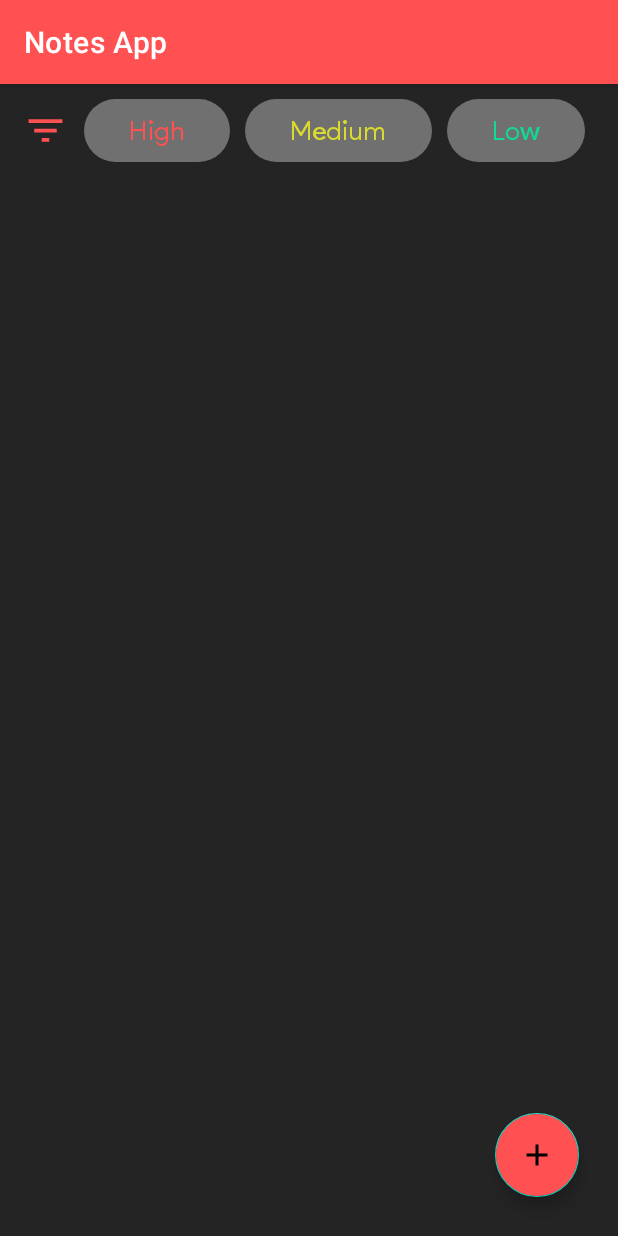
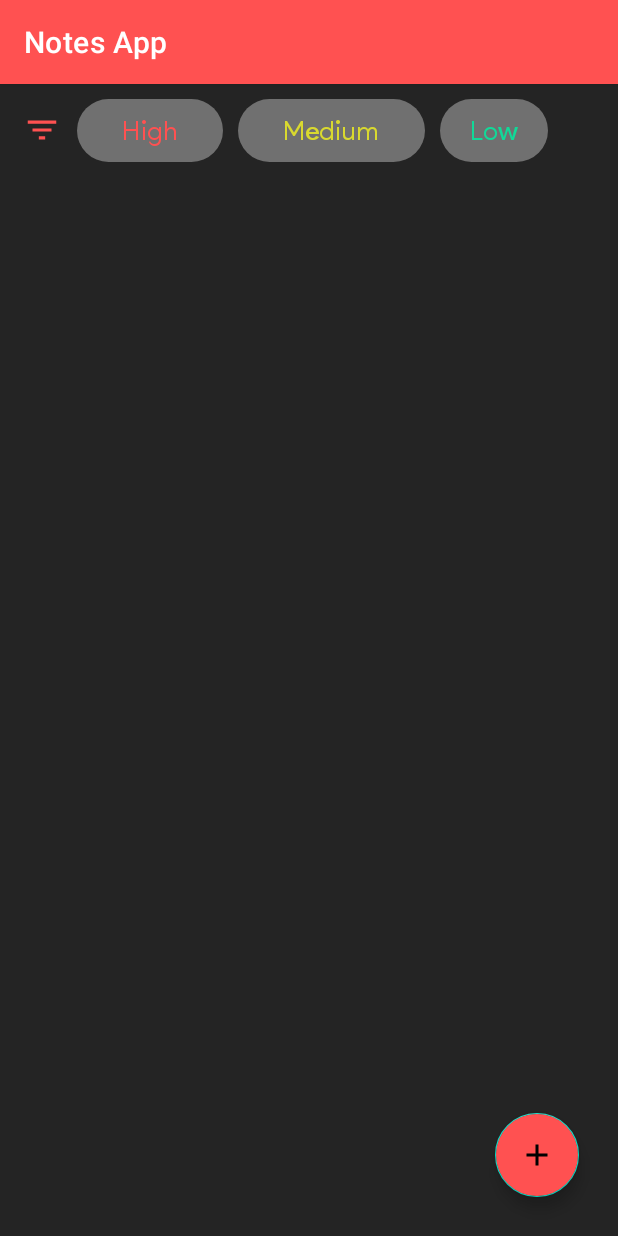
Before and after one commit to Raghavarya2002/NotesMaker, an Android app: the screen it shows after launch (MainActivity), on a phone screen of 412 x 824 dp. Run offline under Robolectric (Android 15) with nearby library versions, the phone set to English and light mode, and no system bars; our stand-ins replace Room's generated code, navigation-ui; 1 statement that could not run was skipped.

Commit message:
Filtering done

```diff
--- a/app/src/main/res/layout/fragment_home.xml
+++ b/app/src/main/res/layout/fragment_home.xml
@@ -24,8 +24,8 @@
             app:layout_constraintTop_toTopOf="parent">
 
             <ImageView
-                android:layout_width="30dp"
-                android:layout_height="30dp"
+                android:layout_width="25dp"
+                android:layout_height="25dp"
                 android:layout_margin="5dp"
                 android:id="@+id/allNotes"
                 android:background="@drawable/ic_baseline_filter_list_24"
@@ -75,9 +75,9 @@
                 android:layout_marginStart="10dp"
                 android:background="@drawable/btn_filter_shape"
                 android:fontFamily="@font/regular"
-                android:paddingStart="30dp"
+                android:paddingStart="20dp"
                 android:paddingTop="10dp"
-                android:paddingEnd="30dp"
+                android:paddingEnd="20dp"
                 android:paddingBottom="10dp"
                 android:text="@string/low"
                 android:textColor="@color/green_color"
```
